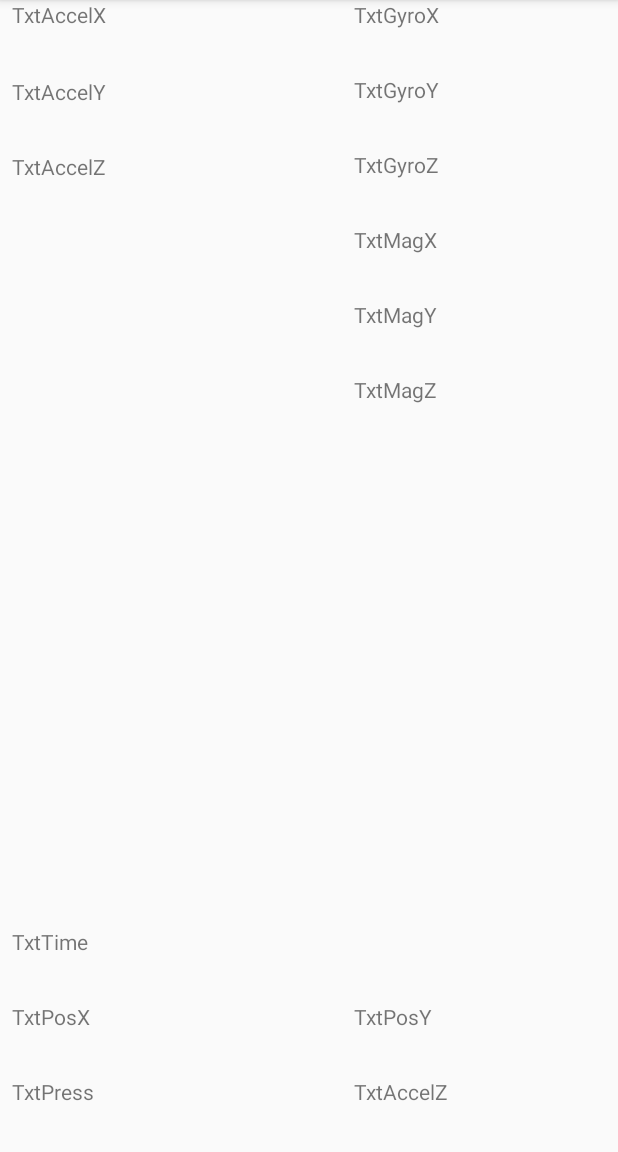
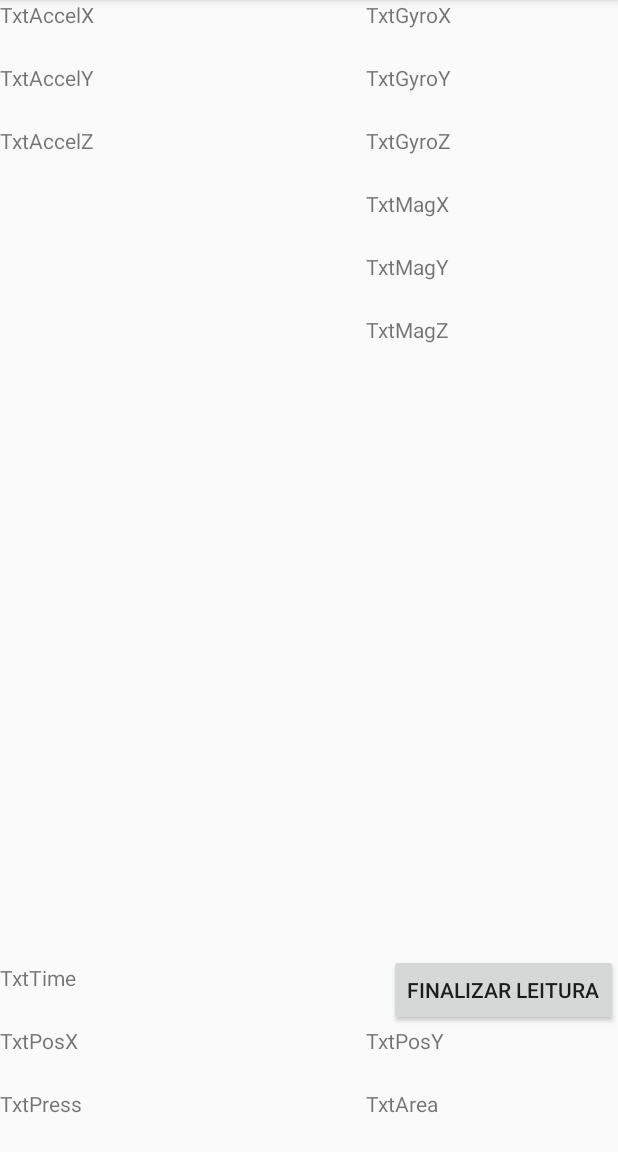
Before and after one commit to JoSuzuki/aegis, an Android app: the SensorsActivity screen opened directly, with no data from a screen before it, on a phone screen of 412 x 824 dp, the part 84-1236 px from its top. Run offline under Robolectric (Android 15) with nearby library versions, the light colour scheme and no system bars.

Commit message:
Criacao das telas de inicio e fim do aplicativo

```diff
--- a/android/Aegis/app/build.gradle
+++ b/android/Aegis/app/build.gradle
@@ -22,6 +22,7 @@ dependencies {
     implementation fileTree(dir: 'libs', include: ['*.jar'])
     implementation 'com.android.support:appcompat-v7:26.1.0'
     implementation 'com.android.support.constraint:constraint-layout:1.1.0'
+    implementation 'com.android.support:design:26.1.0'
     testImplementation 'junit:junit:4.12'
     androidTestImplementation 'com.android.support.test:runner:1.0.2'
     androidTestImplementation 'com.android.support.test.espresso:espresso-core:3.0.2'
--- a/android/Aegis/app/src/main/java/pignus/aegis/SensorsActivity.java
+++ b/android/Aegis/app/src/main/java/pignus/aegis/SensorsActivity.java
@@ -1,6 +1,7 @@
 package pignus.aegis;
 
 import android.content.Context;
+import android.content.Intent;
 import android.content.res.Configuration;
 import android.hardware.SensorEventListener;
 import android.os.Environment;
@@ -8,7 +9,9 @@ import android.support.v7.app.AppCompatActivity;
 import android.os.Bundle;
 import android.view.Display;
 import android.view.Surface;
+import android.view.View;
 import android.view.WindowManager;
+import android.widget.Button;
 import android.widget.TextView;
 
 import android.hardware.SensorManager;
@@ -152,6 +155,18 @@ public class SensorsActivity extends AppCompatActivity implements SensorEventLis
             }
         }
 
+        final Button button = findViewById(R.id.btnEnd);
+        button.setOnClickListener(new View.OnClickListener() {
+            public void onClick(View v) {
+                Log.i("Diego", "Button Pressed");
+                BufferAccel = GravarArquivo(AccelerometerFile,BufferAccel,"", false);
+                BufferMag = GravarArquivo(MagnetometerFile,BufferMag,"", false);
+                BufferGyro = GravarArquivo(GyroscopeFile,BufferGyro,"", false);
+                BufferTouch = GravarArquivo(TouchEventFile, BufferTouch, "", false);
+                Intent intent = new Intent(getBaseContext(), EndActivity.class);
+                startActivity(intent);
+            }
+        });
 
     }
 
--- a/android/Aegis/app/src/main/res/layout/activity_sensors.xml
+++ b/android/Aegis/app/src/main/res/layout/activity_sensors.xml
@@ -6,156 +6,146 @@
     android:layout_height="match_parent"
     tools:context=".SensorsActivity">
 
+    <RelativeLayout
+        android:layout_width="match_parent"
+        android:layout_height="match_parent">
+
     <TextView
         android:id="@+id/TxtMagX"
         android:layout_width="168dp"
         android:layout_height="42dp"
-        android:layout_marginEnd="8dp"
-        android:layout_marginRight="8dp"
-        android:layout_marginTop="8dp"
         android:text="TxtMagX"
-        app:layout_constraintEnd_toEndOf="parent"
-        app:layout_constraintTop_toBottomOf="@+id/TxtGyroZ" />
+        android:layout_below="@id/TxtGyroZ"
+        android:layout_alignRight="@id/TxtGyroZ"
+        />
 
     <TextView
         android:id="@+id/TxtMagY"
         android:layout_width="168dp"
         android:layout_height="42dp"
-        android:layout_marginEnd="8dp"
-        android:layout_marginRight="8dp"
-        android:layout_marginTop="8dp"
         android:text="TxtMagY"
-        app:layout_constraintEnd_toEndOf="parent"
-        app:layout_constraintTop_toBottomOf="@+id/TxtMagX" />
+        android:layout_below="@id/TxtMagX"
+        android:layout_alignRight="@id/TxtMagX"
+        />
 
     <TextView
         android:id="@+id/TxtMagZ"
         android:layout_width="168dp"
         android:layout_height="42dp"
-        android:layout_marginEnd="8dp"
-        android:layout_marginRight="8dp"
-        android:layout_marginTop="8dp"
         android:text="TxtMagZ"
-        app:layout_constraintEnd_toEndOf="parent"
-        app:layout_constraintTop_toBottomOf="@+id/TxtMagY" />
+        android:layout_below="@id/TxtMagY"
+        android:layout_alignRight="@id/TxtMagY"
+        />
 
     <TextView
         android:id="@+id/TxtPosY"
         android:layout_width="168dp"
         android:layout_height="42dp"
-        android:layout_marginBottom="8dp"
-        android:layout_marginEnd="8dp"
-        android:layout_marginRight="8dp"
         android:text="TxtPosY"
-        app:layout_constraintBottom_toTopOf="@+id/TxtArea"
-        app:layout_constraintEnd_toEndOf="parent" />
+        android:layout_alignRight="@id/TxtArea"
+        android:layout_above="@id/TxtArea"
+        />
 
     <TextView
         android:id="@+id/TxtArea"
         android:layout_width="168dp"
         android:layout_height="42dp"
-        android:layout_marginBottom="8dp"
-        android:layout_marginEnd="8dp"
-        android:layout_marginRight="8dp"
-        android:text="TxtAccelZ"
-        app:layout_constraintBottom_toBottomOf="parent"
-        app:layout_constraintEnd_toEndOf="parent" />
+        android:text="TxtArea"
+        android:layout_alignParentBottom="true"
+        android:layout_alignParentRight="true"
+        />
 
     <TextView
         android:id="@+id/TxtPosX"
         android:layout_width="168dp"
         android:layout_height="42dp"
-        android:layout_marginBottom="8dp"
-        android:layout_marginLeft="8dp"
-        android:layout_marginStart="8dp"
         android:text="TxtPosX"
-        app:layout_constraintBottom_toTopOf="@+id/TxtPress"
-        app:layout_constraintStart_toStartOf="parent" />
+        android:layout_above="@id/TxtPress"
+        android:layout_alignRight="@id/TxtPress"
+        />
 
     <TextView
         android:id="@+id/TxtPress"
         android:layout_width="168dp"
         android:layout_height="42dp"
-        android:layout_marginBottom="8dp"
-        android:layout_marginLeft="8dp"
-        android:layout_marginStart="8dp"
         android:text="TxtPress"
-        app:layout_constraintBottom_toBottomOf="parent"
-        app:layout_constraintStart_toStartOf="parent" />
+        android:layout_alignParentBottom="true"
+        android:layout_alignParentLeft="true"
+        />
 
     <TextView
         android:id="@+id/TxtTime"
         android:layout_width="168dp"
         android:layout_height="42dp"
-        android:layout_marginBottom="8dp"
-        android:layout_marginLeft="8dp"
-        android:layout_marginStart="8dp"
         android:text="TxtTime"
-        app:layout_constraintBottom_toTopOf="@+id/TxtPosX"
-        app:layout_constraintStart_toStartOf="parent" />
+        android:layout_above="@id/TxtPosX"
+        android:layout_alignRight="@id/TxtPosX"
+        />
 
     <TextView
         android:id="@+id/TxtGyroY"
         android:layout_width="168dp"
         android:layout_height="42dp"
-        android:layout_marginEnd="8dp"
-        android:layout_marginRight="8dp"
-        android:layout_marginTop="8dp"
         android:text="TxtGyroY"
-        app:layout_constraintEnd_toEndOf="parent"
-        app:layout_constraintTop_toBottomOf="@+id/TxtGyroX" />
+        android:layout_below="@id/TxtGyroX"
+        android:layout_alignRight="@id/TxtGyroX"
+        />
 
     <TextView
         android:id="@+id/TxtGyroZ"
         android:layout_width="168dp"
         android:layout_height="42dp"
-        android:layout_marginEnd="8dp"
-        android:layout_marginRight="8dp"
-        android:layout_marginTop="8dp"
         android:text="TxtGyroZ"
-        app:layout_constraintEnd_toEndOf="parent"
-        app:layout_constraintTop_toBottomOf="@+id/TxtGyroY" />
+        android:layout_below="@id/TxtGyroY"
+        android:layout_alignRight="@id/TxtGyroY"
+        />
 
     <TextView
         android:id="@+id/TxtGyroX"
         android:layout_width="168dp"
         android:layout_height="42dp"
-        android:layout_marginEnd="8dp"
-        android:layout_marginRight="8dp"
         android:text="TxtGyroX"
-        app:layout_constraintEnd_toEndOf="parent"
-        tools:layout_editor_absoluteY="16dp" />
+        android:layout_alignParentTop="true"
+        android:layout_alignParentRight="true"
+        />
 
     <TextView
         android:id="@+id/TxtAccelX"
+        android:text="TxtAccelX"
         android:layout_width="168dp"
-        android:layout_height="43dp"
-        android:layout_marginLeft="8dp"
-        android:layout_marginStart="8dp"
-        android:text="TxtAccelX"
-        app:layout_constraintStart_toStartOf="parent"
-        tools:layout_editor_absoluteY="16dp" />
+        android:layout_height="42dp"
+        android:layout_alignParentTop="true"
+        android:layout_alignParentLeft="true"
+        />
 
     <TextView
         android:id="@+id/TxtAccelY"
         android:layout_width="168dp"
         android:layout_height="42dp"
-        android:layout_marginLeft="8dp"
-        android:layout_marginStart="8dp"
-        android:layout_marginTop="8dp"
         android:text="TxtAccelY"
-        app:layout_constraintStart_toStartOf="parent"
-        app:layout_constraintTop_toBottomOf="@+id/TxtAccelX" />
+        android:layout_below="@id/TxtAccelX"
+        android:layout_alignLeft="@id/TxtAccelX"
+         />
 
     <TextView
         android:id="@+id/TxtAccelZ"
         android:layout_width="168dp"
         android:layout_height="42dp"
-        android:layout_marginLeft="8dp"
-        android:layout_marginStart="8dp"
-        android:layout_marginTop="8dp"
         android:text="TxtAccelZ"
-        app:layout_constraintStart_toStartOf="parent"
-        app:layout_constraintTop_toBottomOf="@+id/TxtAccelY" />
+        android:layout_below="@id/TxtAccelY"
+        android:layout_alignLeft="@id/TxtAccelY"
+        />
+
+    <Button
+        android:id="@+id/btnEnd"
+        android:layout_width="wrap_content"
+        android:layout_height="wrap_content"
+        android:text="Finalizar Leitura"
+        android:layout_above="@id/TxtPosY"
+        android:layout_alignParentRight="true"
+
+        />
+
+    </RelativeLayout>
 
 </android.support.constraint.ConstraintLayout>
--- /dev/null
+++ b/android/Aegis/app/src/main/res/values/dimens.xml
@@ -0,0 +1,3 @@
+<resources>
+    <dimen name="fab_margin">16dp</dimen>
+</resources>
--- a/android/Aegis/app/src/main/res/values/strings.xml
+++ b/android/Aegis/app/src/main/res/values/strings.xml
@@ -1,3 +1,4 @@
 <resources>
     <string name="app_name">Aegis</string>
+    <string name="title_activity_end">end</string>
 </resources>
```
Also changed, not shown: android/Aegis/app/src/main/AndroidManifest.xml (+3 -4 lines), android/Aegis/app/src/main/java/pignus/aegis/EndActivity.java (added, +11 -0 lines), android/Aegis/app/src/main/java/pignus/aegis/MainActivity.java (+13 -0 lines), android/Aegis/app/src/main/res/layout/activity_end.xml (added, +21 -0 lines), android/Aegis/app/src/main/res/layout/activity_main.xml (+22 -8 lines), android/Aegis/app/src/main/res/values/styles.xml (+9 -0 lines).
